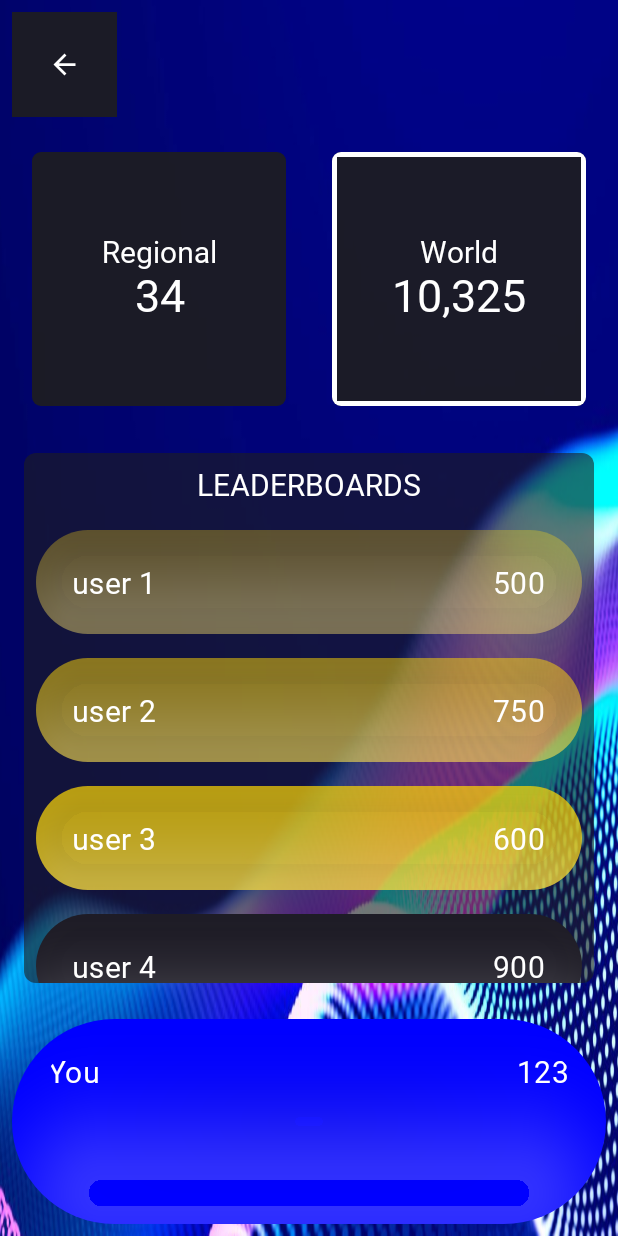
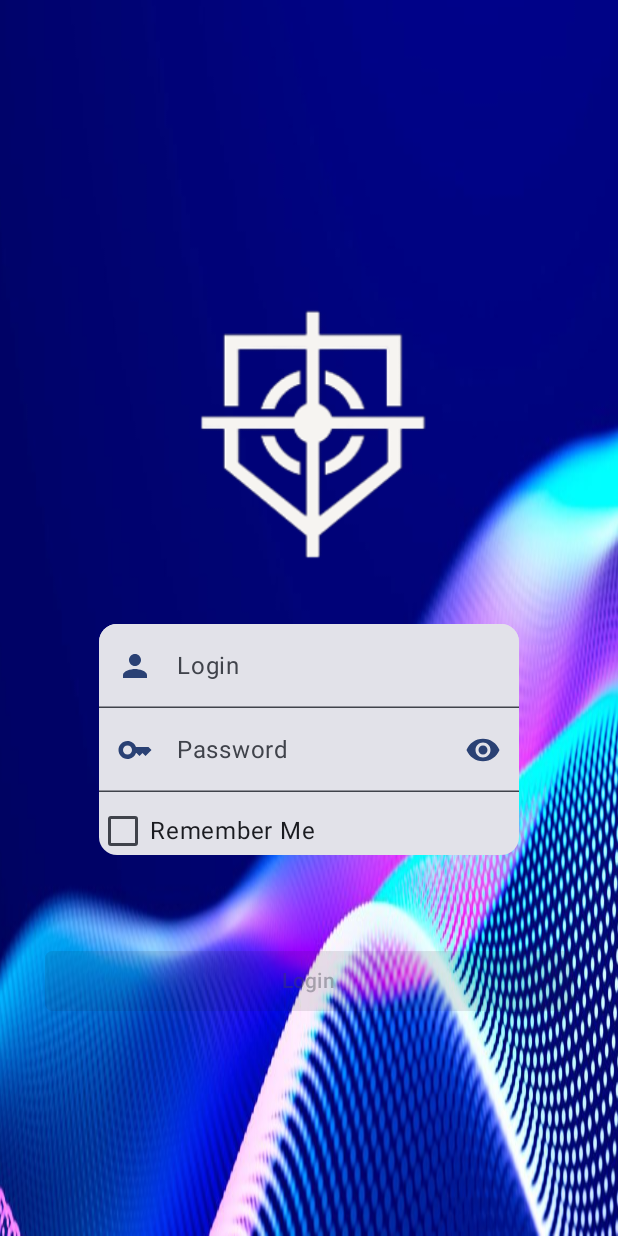
Before and after one commit to gursimar03/SCAR, an Android app built with Jetpack Compose: the screen it shows after launch (MainActivity), on a phone screen of 412 x 824 dp. Run offline under Robolectric (Android 15) with nearby library versions, the phone set to English and light mode, and no system bars; Roboto replaces fonts that are not available here.

Commit message:
Added basic login page and routes

```diff
--- a/Mobile App/app/build.gradle.kts
+++ b/Mobile App/app/build.gradle.kts
@@ -74,6 +74,7 @@ dependencies {
     implementation("androidx.compose.ui:ui-tooling-preview")
     implementation("androidx.compose.material3:material3")
     implementation("androidx.navigation:navigation-runtime-ktx:2.7.5")
+    implementation ("androidx.compose.material:material-icons-extended:1.4.3")
     testImplementation("junit:junit:4.13.2")
     androidTestImplementation("androidx.test.ext:junit:1.1.5")
     androidTestImplementation("androidx.test.espresso:espresso-core:3.5.1")
--- /dev/null
+++ b/Mobile App/app/src/main/java/com/example/scar/ui/theme/LogIn.kt
@@ -0,0 +1,264 @@
+@file:OptIn(ExperimentalMaterial3Api::class)
+
+package com.whitebatcodes.myloginapplication.interfaces
+
+import android.app.Activity
+import android.content.Context
+import android.content.Intent
+import android.widget.Toast
+import androidx.compose.foundation.Image
+import androidx.compose.foundation.clickable
+import androidx.compose.foundation.layout.Arrangement
+import androidx.compose.foundation.layout.Column
+import androidx.compose.foundation.layout.Row
+import androidx.compose.foundation.layout.Spacer
+import androidx.compose.foundation.layout.fillMaxSize
+import androidx.compose.foundation.layout.fillMaxWidth
+import androidx.compose.foundation.layout.height
+import androidx.compose.foundation.layout.padding
+import androidx.compose.foundation.layout.size
+import androidx.compose.foundation.shape.RoundedCornerShape
+import androidx.compose.foundation.text.KeyboardActions
+import androidx.compose.foundation.text.KeyboardOptions
+import androidx.compose.material.icons.Icons
+import androidx.compose.material.icons.filled.Key
+import androidx.compose.material.icons.filled.Person
+import androidx.compose.material.icons.filled.Visibility
+import androidx.compose.material.icons.filled.VisibilityOff
+import androidx.compose.material3.Button
+import androidx.compose.material3.ButtonDefaults
+import androidx.compose.material3.Card
+import androidx.compose.material3.Checkbox
+import androidx.compose.material3.ExperimentalMaterial3Api
+import androidx.compose.material3.Icon
+import androidx.compose.material3.IconButton
+import androidx.compose.material3.MaterialTheme
+import androidx.compose.material3.Surface
+import androidx.compose.material3.Text
+import androidx.compose.material3.TextField
+import androidx.compose.runtime.Composable
+import androidx.compose.runtime.getValue
+import androidx.compose.runtime.mutableStateOf
+import androidx.compose.runtime.remember
+import androidx.compose.runtime.setValue
+import androidx.compose.ui.Alignment
+import androidx.compose.ui.Modifier
+import androidx.compose.ui.focus.FocusDirection
+import androidx.compose.ui.layout.ContentScale
+import androidx.compose.ui.platform.LocalContext
+import androidx.compose.ui.platform.LocalFocusManager
+import androidx.compose.ui.res.painterResource
+import androidx.compose.ui.text.input.ImeAction
+import androidx.compose.ui.text.input.KeyboardType
+import androidx.compose.ui.text.input.PasswordVisualTransformation
+import androidx.compose.ui.text.input.VisualTransformation
+import androidx.compose.ui.unit.dp
+import com.example.scar.MainActivity
+import com.example.scar.R
+import com.example.scar.ui.theme.cardBg
+import com.example.scar.ui.theme.mainBg
+
+//import com.whitebatcodes.myloginapplication.MainActivity
+//import com.whitebatcodes.myloginapplication.ui.theme.MyLoginApplicationTheme
+
+@Composable
+fun LoginForm() {
+
+    Surface(modifier = Modifier.fillMaxSize(),
+        color = mainBg // Set the desired background color here
+    ) {
+        Image(painter = painterResource(id = R.drawable.background),
+            contentDescription = "bg",
+            contentScale = ContentScale.FillBounds,
+            modifier=Modifier.fillMaxWidth()
+               )
+
+        var credentials by remember { mutableStateOf(Credentials()) }
+        val context = LocalContext.current
+
+
+        Spacer(modifier = Modifier.height(20.dp))
+            Column(
+                verticalArrangement = Arrangement.Center,
+                horizontalAlignment = Alignment.CenterHorizontally,
+                modifier = Modifier
+                .fillMaxSize()
+                .padding(horizontal = 30.dp)
+            ) {
+                Image(painter = painterResource(id = R.drawable.scar_logo),
+                    contentDescription = "bg",
+//            contentScale = ContentScale.FillBounds,
+                    modifier=Modifier.fillMaxWidth()
+                        .size(250.dp)
+                )
+                Spacer(modifier = Modifier.height(20.dp))
+
+                Card{
+                    LoginField(
+                        value = credentials.login,
+                        onChange = { data -> credentials = credentials.copy(login = data) },
+//                modifier = Modifier.fillMaxWidth()
+                    )
+                    PasswordField(
+                        value = credentials.pwd,
+                        onChange = { data -> credentials = credentials.copy(pwd = data) },
+                        submit = {
+                            if (!checkCredentials(credentials, context)) credentials = Credentials()
+                        },
+//                modifier = Modifier.fillMaxWidth()
+                    )
+                    Spacer(modifier = Modifier.height(10.dp))
+                    LabeledCheckbox(
+                        label = "Remember Me",
+                        onCheckChanged = {
+                            credentials = credentials.copy(remember = !credentials.remember)
+                        },
+                        isChecked = credentials.remember
+                    )
+                }
+
+                Spacer(modifier = Modifier.height(60.dp))
+                Button(
+                    onClick = {
+                        if (!checkCredentials(credentials, context)) credentials = Credentials()
+                    },
+                    enabled = credentials.isNotEmpty(),
+                    shape = RoundedCornerShape(5.dp),
+                    modifier = Modifier.fillMaxWidth(),
+                    colors = ButtonDefaults.buttonColors(
+                        cardBg.copy(alpha = 0.9f)
+                    ),
+                ) {
+                    Text("Login")
+                }
+            }
+        }
+
+}
+
+fun checkCredentials(creds: Credentials, context: Context): Boolean {
+    if (creds.isNotEmpty() && creds.login == "admin") {
+        context.startActivity(Intent(context, MainActivity::class.java))
+        (context as Activity).finish()
+        return true
+    } else {
+        Toast.makeText(context, "Wrong Credentials", Toast.LENGTH_SHORT).show()
+        return false
+    }
+}
+
+data class Credentials(
+    var login: String = "",
+    var pwd: String = "",
+    var remember: Boolean = false
+) {
+    fun isNotEmpty(): Boolean {
+        return login.isNotEmpty() && pwd.isNotEmpty()
+    }
+}
+
+
+@Composable
+fun LabeledCheckbox(
+    label: String,
+    onCheckChanged: () -> Unit,
+    isChecked: Boolean
+) {
+
+    Row(
+        Modifier
+            .clickable(
+                onClick = onCheckChanged
+            )
+            .padding(4.dp)
+    ) {
+        Checkbox(checked = isChecked, onCheckedChange = null)
+        Spacer(Modifier.size(6.dp))
+        Text(label)
+    }
+}
+
+@OptIn(ExperimentalMaterial3Api::class)
+@Composable
+fun LoginField(
+    value: String,
+    onChange: (String) -> Unit,
+    modifier: Modifier = Modifier,
+    label: String = "Login",
+    placeholder: String = "Enter your Login"
+) {
+
+    val focusManager = LocalFocusManager.current
+    val leadingIcon = @Composable {
+        Icon(
+            Icons.Default.Person,
+            contentDescription = "",
+            tint = MaterialTheme.colorScheme.primary
+        )
+    }
+
+    TextField(
+        value = value,
+        onValueChange = onChange,
+        modifier = modifier,
+        leadingIcon = leadingIcon,
+        keyboardOptions = KeyboardOptions(imeAction = ImeAction.Next),
+        keyboardActions = KeyboardActions(
+            onNext = { focusManager.moveFocus(FocusDirection.Down) }
+        ),
+        placeholder = { Text(placeholder) },
+        label = { Text(label) },
+        singleLine = true,
+        visualTransformation = VisualTransformation.None
+    )
+}
+
+@Composable
+fun PasswordField(
+    value: String,
+    onChange: (String) -> Unit,
+    submit: () -> Unit,
+    modifier: Modifier = Modifier,
+    label: String = "Password",
+    placeholder: String = "Enter your Password"
+) {
+
+    var isPasswordVisible by remember { mutableStateOf(false) }
+
+    val leadingIcon = @Composable {
+        Icon(
+            Icons.Default.Key,
+            contentDescription = "",
+            tint = MaterialTheme.colorScheme.primary
+        )
+    }
+    val trailingIcon = @Composable {
+        IconButton(onClick = { isPasswordVisible = !isPasswordVisible }) {
+            Icon(
+                if (isPasswordVisible) Icons.Default.VisibilityOff else Icons.Default.Visibility,
+                contentDescription = "",
+                tint = MaterialTheme.colorScheme.primary
+            )
+        }
+    }
+
+
+    TextField(
+        value = value,
+        onValueChange = onChange,
+        modifier = modifier,
+        leadingIcon = leadingIcon,
+        trailingIcon = trailingIcon,
+        keyboardOptions = KeyboardOptions(
+            imeAction = ImeAction.Done,
+            keyboardType = KeyboardType.Password
+        ),
+        keyboardActions = KeyboardActions(
+            onDone = { submit() }
+        ),
+        placeholder = { Text(placeholder) },
+        label = { Text(label) },
+        singleLine = true,
+        visualTransformation = if (isPasswordVisible) VisualTransformation.None else PasswordVisualTransformation()
+    )
+}
--- a/Mobile App/app/src/main/java/com/example/scar/ui/theme/Screen.kt
+++ b/Mobile App/app/src/main/java/com/example/scar/ui/theme/Screen.kt
@@ -1,7 +1,7 @@
 package com.example.scar.ui.theme
 
 sealed class Screen(val route:String){
-    object MainScreen : Screen("main_screen")
+    object LogIn : Screen("login_screen")
     object DetailScreen : Screen("detail_screen")
 
     fun withArgs(args:String): String{
```
Also changed, not shown: Mobile App/app/src/main/java/com/example/scar/MainScreen.kt (+44 -40 lines), Mobile App/app/src/main/res/drawable/master_c.png (added), Mobile App/app/src/main/res/drawable/scar_logo.png (added).
